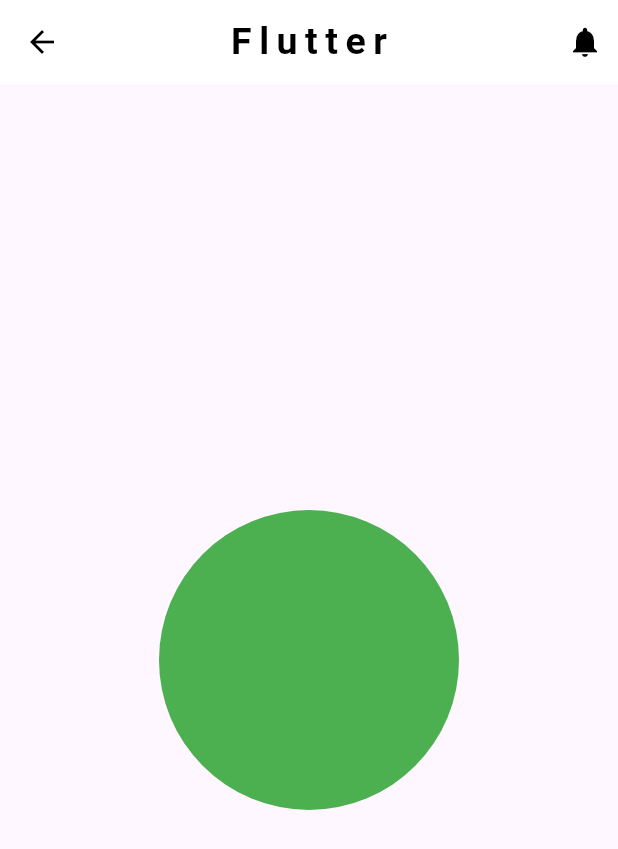
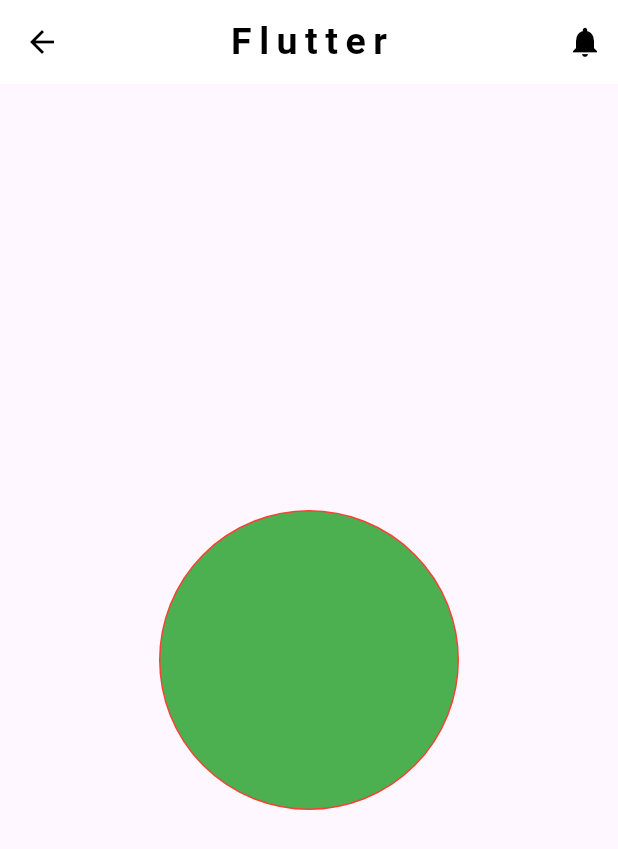
Before and after one commit to RaFiuL-RaZu/app_create, a Flutter app: the screen it shows after launch, on a phone screen of 412 x 824 dp. Shown: the top 849 px of the screen. Run offline on Flutter 3.47's test engine with Material 3 defaults, Android fonts, the phone set to English and light mode, and no system bars.

Commit message:
first commit

```diff
--- a/lib/main.dart
+++ b/lib/main.dart
@@ -33,6 +33,7 @@ main() {
             padding: EdgeInsets.only(left: 10,right: 15,top: 20,bottom: 10),
             decoration: BoxDecoration(
               color: Colors.green,
+              border: Border.all(color: Colors.red),
               shape: BoxShape.circle
             ),
 
```
